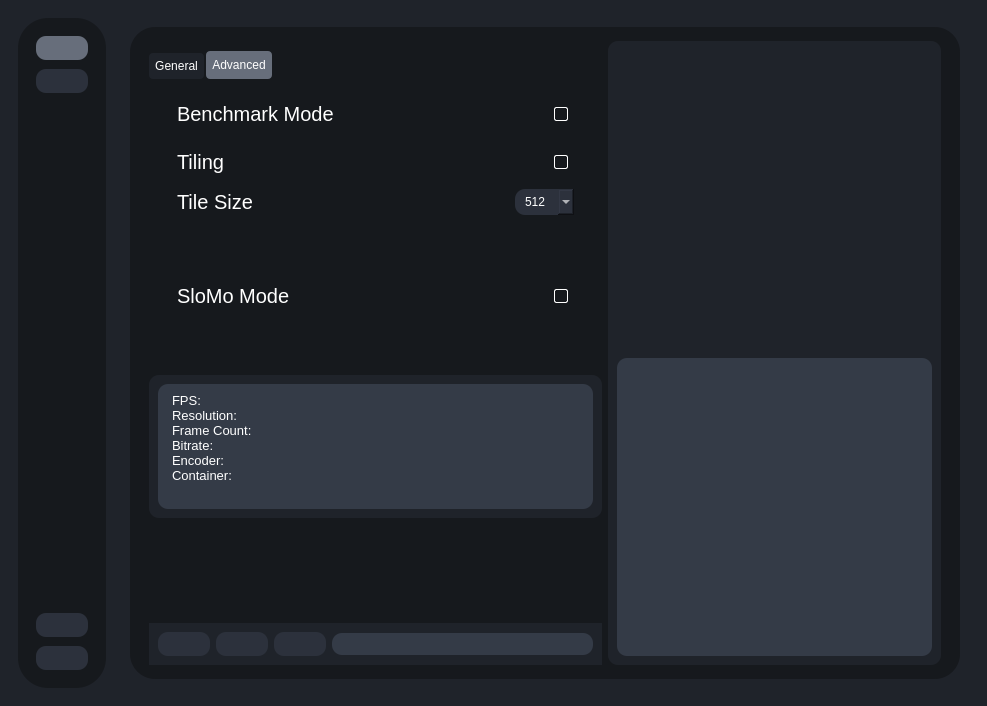
TNTwise/Rife-ESRGAN-App-Linux-QT, file testRVEInterface.ui: the form before one commit.
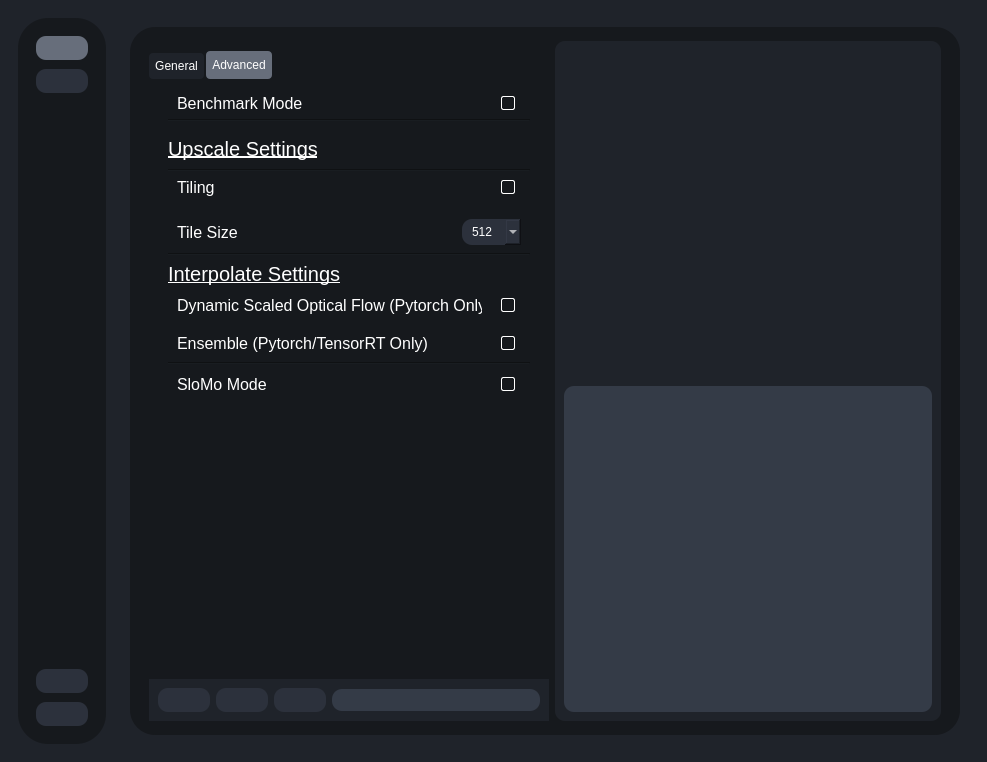
The form after the commit. The open tabs and pages were chosen to show the change. Icons and pictures are not drawn.

Commit message: add dynamic and ensemble in gui

The edit to the form file:
```diff
--- a/testRVEInterface.ui
+++ b/testRVEInterface.ui
@@ -7,7 +7,7 @@
     <x>0</x>
     <y>0</y>
     <width>987</width>
-    <height>706</height>
+    <height>762</height>
    </rect>
   </property>
   <property name="windowTitle">
@@ -601,7 +601,7 @@
                 </property>
                 <property name="maximumSize">
                  <size>
-                  <width>16000</width>
+                  <width>400</width>
                   <height>16777215</height>
                  </size>
                 </property>
@@ -629,6 +629,18 @@
                  </property>
                  <item>
                   <widget class="QTabWidget" name="processSettingsContainer">
+                   <property name="sizePolicy">
+                    <sizepolicy hsizetype="MinimumExpanding" vsizetype="MinimumExpanding">
+                     <horstretch>0</horstretch>
+                     <verstretch>0</verstretch>
+                    </sizepolicy>
+                   </property>
+                   <property name="maximumSize">
+                    <size>
+                     <width>1677215</width>
+                     <height>16777215</height>
+                    </size>
+                   </property>
                    <property name="currentIndex">
                     <number>0</number>
                    </property>
@@ -928,6 +940,106 @@
                        </layout>
                       </widget>
                      </item>
+                     <item>
+                      <widget class="QWidget" name="widget_2" native="true">
+                       <property name="maximumSize">
+                        <size>
+                         <width>16000</width>
+                         <height>150</height>
+                        </size>
+                       </property>
+                       <property name="styleSheet">
+                        <string notr="true">QWidget{
+background-color:#1f232a;
+border-radius:10px;
+}
+</string>
+                       </property>
+                       <layout class="QHBoxLayout" name="horizontalLayout_26">
+                        <item>
+                         <widget class="QTextEdit" name="videoInfoTextEdit">
+                          <property name="enabled">
+                           <bool>true</bool>
+                          </property>
+                          <property name="sizePolicy">
+                           <sizepolicy hsizetype="MinimumExpanding" vsizetype="Expanding">
+                            <horstretch>0</horstretch>
+                            <verstretch>0</verstretch>
+                           </sizepolicy>
+                          </property>
+                          <property name="minimumSize">
+                           <size>
+                            <width>0</width>
+                            <height>125</height>
+                           </size>
+                          </property>
+                          <property name="maximumSize">
+                           <size>
+                            <width>16777215</width>
+                            <height>125</height>
+                           </size>
+                          </property>
+                          <property name="accessibleDescription">
+                           <string notr="true"/>
+                          </property>
+                          <property name="styleSheet">
+                           <string notr="true">QTextEdit{
+background-color:#343b47;
+color:white;
+}
+QTextEdit:disabled{color:white;}</string>
+                          </property>
+                          <property name="verticalScrollBarPolicy">
+                           <enum>Qt::ScrollBarPolicy::ScrollBarAlwaysOff</enum>
+                          </property>
+                          <property name="horizontalScrollBarPolicy">
+                           <enum>Qt::ScrollBarPolicy::ScrollBarAlwaysOff</enum>
+                          </property>
+                          <property name="sizeAdjustPolicy">
+                           <enum>QAbstractScrollArea::SizeAdjustPolicy::AdjustToContents</enum>
+                          </property>
+                          <property name="lineWrapMode">
+                           <enum>QTextEdit::LineWrapMode::NoWrap</enum>
+                          </property>
+                          <property name="readOnly">
+                           <bool>true</bool>
+                          </property>
+                          <property name="html">
+                           <string notr="true">&lt;!DOCTYPE HTML PUBLIC &quot;-//W3C//DTD HTML 4.0//EN&quot; &quot;http://www.w3.org/TR/REC-html40/strict.dtd&quot;&gt;
+&lt;html&gt;&lt;head&gt;&lt;meta name=&quot;qrichtext&quot; content=&quot;1&quot; /&gt;&lt;meta charset=&quot;utf-8&quot; /&gt;&lt;style type=&quot;text/css&quot;&gt;
+p, li { white-space: pre-wrap; }
+hr { height: 1px; border-width: 0; }
+li.unchecked::marker { content: &quot;\2610&quot;; }
+li.checked::marker { content: &quot;\2612&quot;; }
+&lt;/style&gt;&lt;/head&gt;&lt;body style=&quot; font-family:'Noto Sans'; font-size:10pt; font-weight:400; font-style:normal;&quot;&gt;
+&lt;p style=&quot; margin-top:0px; margin-bottom:0px; margin-left:0px; margin-right:0px; -qt-block-indent:0; text-indent:0px;&quot;&gt;&lt;span style=&quot; font-family:'Sans Serif';&quot;&gt;FPS:&lt;/span&gt;&lt;/p&gt;
+&lt;p style=&quot; margin-top:0px; margin-bottom:0px; margin-left:0px; margin-right:0px; -qt-block-indent:0; text-indent:0px;&quot;&gt;&lt;span style=&quot; font-family:'Sans Serif';&quot;&gt;Resolution:&lt;/span&gt;&lt;/p&gt;
+&lt;p style=&quot; margin-top:0px; margin-bottom:0px; margin-left:0px; margin-right:0px; -qt-block-indent:0; text-indent:0px;&quot;&gt;&lt;span style=&quot; font-family:'Sans Serif';&quot;&gt;Frame Count:&lt;/span&gt;&lt;/p&gt;
+&lt;p style=&quot; margin-top:0px; margin-bottom:0px; margin-left:0px; margin-right:0px; -qt-block-indent:0; text-indent:0px;&quot;&gt;&lt;span style=&quot; font-family:'Sans Serif';&quot;&gt;Bitrate:&lt;/span&gt;&lt;/p&gt;
+&lt;p style=&quot; margin-top:0px; margin-bottom:0px; margin-left:0px; margin-right:0px; -qt-block-indent:0; text-indent:0px;&quot;&gt;&lt;span style=&quot; font-family:'Sans Serif';&quot;&gt;Encoder:&lt;/span&gt;&lt;/p&gt;
+&lt;p style=&quot; margin-top:0px; margin-bottom:0px; margin-left:0px; margin-right:0px; -qt-block-indent:0; text-indent:0px;&quot;&gt;&lt;span style=&quot; font-family:'Sans Serif';&quot;&gt;Container:&lt;/span&gt;&lt;/p&gt;&lt;/body&gt;&lt;/html&gt;</string>
+                          </property>
+                         </widget>
+                        </item>
+                       </layout>
+                      </widget>
+                     </item>
+                     <item>
+                      <spacer name="verticalSpacer_3">
+                       <property name="orientation">
+                        <enum>Qt::Orientation::Vertical</enum>
+                       </property>
+                       <property name="sizeType">
+                        <enum>QSizePolicy::Policy::Fixed</enum>
+                       </property>
+                       <property name="sizeHint" stdset="0">
+                        <size>
+                         <width>20</width>
+                         <height>10</height>
+                        </size>
+                       </property>
+                      </spacer>
+                     </item>
                     </layout>
                    </widget>
                    <widget class="QWidget" name="tab">
@@ -937,12 +1049,33 @@
                     <layout class="QVBoxLayout" name="verticalLayout_10">
                      <item>
                       <widget class="QWidget" name="widget_6" native="true">
+                       <property name="sizePolicy">
+                        <sizepolicy hsizetype="Preferred" vsizetype="Fixed">
+                         <horstretch>0</horstretch>
+                         <verstretch>0</verstretch>
+                        </sizepolicy>
+                       </property>
                        <layout class="QHBoxLayout" name="horizontalLayout_15">
+                        <property name="spacing">
+                         <number>6</number>
+                        </property>
+                        <property name="leftMargin">
+                         <number>9</number>
+                        </property>
+                        <property name="topMargin">
+                         <number>0</number>
+                        </property>
+                        <property name="rightMargin">
+                         <number>9</number>
+                        </property>
+                        <property name="bottomMargin">
+                         <number>0</number>
+                        </property>
                         <item>
                          <widget class="QLabel" name="label_18">
                           <property name="font">
                            <font>
-                            <pointsize>15</pointsize>
+                            <pointsize>12</pointsize>
                            </font>
                           </property>
                           <property name="toolTip">
@@ -1004,6 +1137,13 @@
                        </layout>
                       </widget>
                      </item>
+                     <item>
+                      <widget class="Line" name="line_2">
+                       <property name="orientation">
+                        <enum>Qt::Orientation::Horizontal</enum>
+                       </property>
+                      </widget>
+                     </item>
                      <item>
                       <widget class="QWidget" name="upscaleContainer" native="true">
                        <property name="minimumSize">
@@ -1013,6 +1153,41 @@
                         </size>
                        </property>
                        <layout class="QVBoxLayout" name="verticalLayout_16">
+                        <property name="spacing">
+                         <number>0</number>
+                        </property>
+                        <property name="leftMargin">
+                         <number>0</number>
+                        </property>
+                        <property name="topMargin">
+                         <number>0</number>
+                        </property>
+                        <property name="rightMargin">
+                         <number>0</number>
+                        </property>
+                        <property name="bottomMargin">
+                         <number>0</number>
+                        </property>
+                        <item>
+                         <widget class="QLabel" name="label_40">
+                          <property name="font">
+                           <font>
+                            <pointsize>15</pointsize>
+                            <underline>true</underline>
+                           </font>
+                          </property>
+                          <property name="text">
+                           <string>Upscale Settings</string>
+                          </property>
+                         </widget>
+                        </item>
+                        <item>
+                         <widget class="Line" name="line">
+                          <property name="orientation">
+                           <enum>Qt::Orientation::Horizontal</enum>
+                          </property>
+                         </widget>
+                        </item>
                         <item>
                          <widget class="QWidget" name="tilingContainer" native="true">
                           <layout class="QHBoxLayout" name="horizontalLayout_16">
@@ -1020,13 +1195,13 @@
                             <number>6</number>
                            </property>
                            <property name="leftMargin">
-                            <number>0</number>
+                            <number>9</number>
                            </property>
                            <property name="topMargin">
                             <number>0</number>
                            </property>
                            <property name="rightMargin">
-                            <number>0</number>
+                            <number>9</number>
                            </property>
                            <property name="bottomMargin">
                             <number>9</number>
@@ -1035,7 +1210,7 @@
                             <widget class="QLabel" name="label_33">
                              <property name="font">
                               <font>
-                               <pointsize>15</pointsize>
+                               <pointsize>12</pointsize>
                               </font>
                              </property>
                              <property name="text">
@@ -1092,16 +1267,16 @@
                          <widget class="QWidget" name="tileSizeContainer" native="true">
                           <layout class="QHBoxLayout" name="horizontalLayout_18">
                            <property name="spacing">
-                            <number>0</number>
+                            <number>6</number>
                            </property>
                            <property name="leftMargin">
-                            <number>0</number>
+                            <number>9</number>
                            </property>
                            <property name="topMargin">
                             <number>0</number>
                            </property>
                            <property name="rightMargin">
-                            <number>0</number>
+                            <number>9</number>
                            </property>
                            <property name="bottomMargin">
                             <number>0</number>
@@ -1110,7 +1285,7 @@
                             <widget class="QLabel" name="label_32">
                              <property name="font">
                               <font>
-                               <pointsize>15</pointsize>
+                               <pointsize>12</pointsize>
                               </font>
                              </property>
                              <property name="text">
@@ -1164,87 +1339,238 @@
                          </widget>
                         </item>
                         <item>
-                         <spacer name="verticalSpacer_6">
+                         <widget class="Line" name="line_4">
                           <property name="orientation">
-                           <enum>Qt::Orientation::Vertical</enum>
+                           <enum>Qt::Orientation::Horizontal</enum>
                           </property>
-                          <property name="sizeHint" stdset="0">
-                           <size>
-                            <width>20</width>
-                            <height>40</height>
-                           </size>
-                          </property>
-                         </spacer>
+                         </widget>
                         </item>
                        </layout>
                       </widget>
                      </item>
                      <item>
-                      <layout class="QHBoxLayout" name="interpolateContainer">
-                       <item>
-                        <widget class="QWidget" name="sloMoModeContainer" native="true">
-                         <layout class="QHBoxLayout" name="horizontalLayout_31">
-                          <item>
-                           <widget class="QLabel" name="label_36">
-                            <property name="font">
-                             <font>
-                              <pointsize>15</pointsize>
-                             </font>
-                            </property>
-                            <property name="text">
-                             <string>SloMo Mode</string>
-                            </property>
-                           </widget>
-                          </item>
-                          <item>
-                           <spacer name="horizontalSpacer_16">
-                            <property name="orientation">
-                             <enum>Qt::Orientation::Horizontal</enum>
-                            </property>
-                            <property name="sizeHint" stdset="0">
-                             <size>
-                              <width>226</width>
-                              <height>20</height>
-                             </size>
-                            </property>
-                           </spacer>
-                          </item>
-                          <item>
-                           <widget class="QLabel" name="label_39">
-                            <property name="maximumSize">
-                             <size>
-                              <width>25</width>
-                              <height>25</height>
-                             </size>
-                            </property>
-                            <property name="toolTip">
-                             <string>&lt;html&gt;&lt;head/&gt;&lt;body&gt;&lt;p&gt;Increase video length instead of framerate when interpolating.&lt;/p&gt;&lt;p&gt;Audio and Subtitles will not be transfered to output video.&lt;/p&gt;&lt;/body&gt;&lt;/html&gt;</string>
-                            </property>
-                            <property name="text">
-                             <string/>
-                            </property>
-                            <property name="pixmap">
-                             <pixmap resource="resources.qrc">:/icons/icons/info.svg</pixmap>
-                            </property>
-                            <property name="scaledContents">
-                             <bool>true</bool>
-                            </property>
-                           </widget>
-                          </item>
-                          <item>
-                           <widget class="QCheckBox" name="sloMoModeCheckBox">
-                            <property name="text">
-                             <string/>
-                            </property>
-                           </widget>
-                          </item>
-                         </layout>
-                        </widget>
-                       </item>
-                      </layout>
+                      <widget class="QWidget" name="interpolateContainer_2" native="true">
+                       <layout class="QVBoxLayout" name="interpolateContainer">
+                        <property name="spacing">
+                         <number>0</number>
+                        </property>
+                        <property name="leftMargin">
+                         <number>0</number>
+                        </property>
+                        <property name="topMargin">
+                         <number>0</number>
+                        </property>
+                        <property name="rightMargin">
+                         <number>0</number>
+                        </property>
+                        <property name="bottomMargin">
+                         <number>0</number>
+                        </property>
+                        <item>
+                         <widget class="QLabel" name="label_42">
+                          <property name="font">
+                           <font>
+                            <pointsize>15</pointsize>
+                            <underline>true</underline>
+                           </font>
+                          </property>
+                          <property name="text">
+                           <string>Interpolate Settings</string>
+                          </property>
+                         </widget>
+                        </item>
+                        <item>
+                         <widget class="QWidget" name="sloMoModeContainer_5" native="true">
+                          <layout class="QHBoxLayout" name="horizontalLayout_53">
+                           <item>
+                            <widget class="QLabel" name="label_70">
+                             <property name="font">
+                              <font>
+                               <pointsize>12</pointsize>
+                              </font>
+                             </property>
+                             <property name="text">
+                              <string>Dynamic Scaled Optical Flow (Pytorch Only)</string>
+                             </property>
+                            </widget>
+                           </item>
+                           <item>
+                            <spacer name="horizontalSpacer_26">
+                             <property name="orientation">
+                              <enum>Qt::Orientation::Horizontal</enum>
+                             </property>
+                             <property name="sizeHint" stdset="0">
+                              <size>
+                               <width>226</width>
+                               <height>20</height>
+                              </size>
+                             </property>
+                            </spacer>
+                           </item>
+                           <item>
+                            <widget class="QLabel" name="label_71">
+                             <property name="maximumSize">
+                              <size>
+                               <width>25</width>
+                               <height>25</height>
+                              </size>
+                             </property>
+                             <property name="toolTip">
+                              <string>&lt;html&gt;&lt;head/&gt;&lt;body&gt;&lt;p&gt;Scales optical flow based on the difference between frames.&lt;/p&gt;&lt;p&gt;Helps with anime interpolation.&lt;/p&gt;&lt;/body&gt;&lt;/html&gt;</string>
+                             </property>
+                             <property name="text">
+                              <string/>
+                             </property>
+                             <property name="pixmap">
+                              <pixmap resource="resources.qrc">:/icons/icons/info.svg</pixmap>
+                             </property>
+                             <property name="scaledContents">
+                              <bool>true</bool>
+                             </property>
+                            </widget>
+                           </item>
+                           <item>
+                            <widget class="QCheckBox" name="dynamicScaledOpticalFlowCheckBox">
+                             <property name="text">
+                              <string/>
+                             </property>
+                            </widget>
+                           </item>
+                          </layout>
+                         </widget>
+                        </item>
+                        <item>
+                         <widget class="QWidget" name="sloMoModeContainer_4" native="true">
+                          <layout class="QHBoxLayout" name="horizontalLayout_52">
+                           <item>
+                            <widget class="QLabel" name="label_68">
+                             <property name="font">
+                              <font>
+                               <pointsize>12</pointsize>
+                              </font>
+                             </property>
+                             <property name="text">
+                              <string>Ensemble (Pytorch/TensorRT Only)</string>
+                             </property>
+                            </widget>
+                           </item>
+                           <item>
+                            <spacer name="horizontalSpacer_25">
+                             <property name="orientation">
+                              <enum>Qt::Orientation::Horizontal</enum>
+                             </property>
+                             <property name="sizeHint" stdset="0">
+                              <size>
+                               <width>226</width>
+                               <height>20</height>
+                              </size>
+                             </property>
+                            </spacer>
+                           </item>
+                           <item>
+                            <widget class="QLabel" name="label_69">
+                             <property name="maximumSize">
+                              <size>
+                               <width>25</width>
+                               <height>25</height>
+                              </size>
+                             </property>
+                             <property name="toolTip">
+                              <string>&lt;html&gt;&lt;head/&gt;&lt;body&gt;&lt;p&gt;Ensembles flow, can produce better results.&lt;/p&gt;&lt;p&gt;Only compadible with older RIFE models and GMFSS&lt;/p&gt;&lt;/body&gt;&lt;/html&gt;</string>
+                             </property>
+                             <property name="text">
+                              <string/>
+                             </property>
+                             <property name="pixmap">
+                              <pixmap resource="resources.qrc">:/icons/icons/info.svg</pixmap>
+                             </property>
+                             <property name="scaledContents">
+                              <bool>true</bool>
+                             </property>
+                            </widget>
+                           </item>
+                           <item>
+                            <widget class="QCheckBox" name="ensembleCheckBox">
+                             <property name="text">
+                              <string/>
+                             </property>
+                            </widget>
+                           </item>
+                          </layout>
+                         </widget>
+                        </item>
+                        <item>
+                         <widget class="Line" name="line_5">
+                          <property name="orientation">
+                           <enum>Qt::Orientation::Horizontal</enum>
+                          </property>
+                         </widget>
+                        </item>
+                        <item>
+                         <widget class="QWidget" name="sloMoModeContainer" native="true">
+                          <layout class="QHBoxLayout" name="horizontalLayout_31">
+                           <item>
+                            <widget class="QLabel" name="label_36">
+                             <property name="font">
+                              <font>
+                               <pointsize>12</pointsize>
+                              </font>
+                             </property>
+                             <property name="text">
+                              <string>SloMo Mode</string>
+                             </property>
+                            </widget>
+                           </item>
+                           <item>
+                            <spacer name="horizontalSpacer_16">
+                             <property name="orientation">
+                              <enum>Qt::Orientation::Horizontal</enum>
+                             </property>
+                             <property name="sizeHint" stdset="0">
+                              <size>
+                               <width>226</width>
+                               <height>20</height>
+                              </size>
+                             </property>
+                            </spacer>
+                           </item>
+                           <item>
+                            <widget class="QLabel" name="label_39">
+                             <property name="maximumSize">
+                              <size>
+                               <width>25</width>
+                               <height>25</height>
+                              </size>
+                             </property>
+                             <property name="toolTip">
+                              <string>&lt;html&gt;&lt;head/&gt;&lt;body&gt;&lt;p&gt;Increase video length instead of framerate when interpolating.&lt;/p&gt;&lt;p&gt;Audio and Subtitles will not be transfered to output video.&lt;/p&gt;&lt;/body&gt;&lt;/html&gt;</string>
+                             </property>
+                             <property name="text">
+                              <string/>
+                             </property>
+                             <property name="pixmap">
+                              <pixmap resource="resources.qrc">:/icons/icons/info.svg</pixmap>
+                             </property>
+                             <property name="scaledContents">
+                              <bool>true</bool>
+                             </property>
+                            </widget>
+                           </item>
+                           <item>
+                            <widget class="QCheckBox" name="sloMoModeCheckBox">
+                             <property name="text">
+                              <string/>
+                             </property>
+                            </widget>
+                           </item>
+                          </layout>
+                         </widget>
+                        </item>
+                       </layout>
+                      </widget>
                      </item>
                      <item>
-                      <spacer name="verticalSpacer_4">
+                      <spacer name="verticalSpacer_2">
                        <property name="orientation">
                         <enum>Qt::Orientation::Vertical</enum>
                        </property>
@@ -1260,108 +1586,14 @@
                    </widget>
                   </widget>
                  </item>
-                 <item>
-                  <widget class="QWidget" name="widget_2" native="true">
-                   <property name="maximumSize">
-                    <size>
-                     <width>16000</width>
-                     <height>150</height>
-                    </size>
-                   </property>
-                   <property name="styleSheet">
-                    <string notr="true">QWidget{
-background-color:#1f232a;
-border-radius:10px;
-}
-</string>
-                   </property>
-                   <layout class="QHBoxLayout" name="horizontalLayout_26">
-                    <item>
-                     <widget class="QTextEdit" name="videoInfoTextEdit">
-                      <property name="enabled">
-                       <bool>true</bool>
-                      </property>
-                      <property name="sizePolicy">
-                       <sizepolicy hsizetype="MinimumExpanding" vsizetype="Expanding">
-                        <horstretch>0</horstretch>
-                        <verstretch>0</verstretch>
-                       </sizepolicy>
-                      </property>
-                      <property name="minimumSize">
-                       <size>
-                        <width>0</width>
-                        <height>125</height>
-                       </size>
-                      </property>
-                      <property name="maximumSize">
-                       <size>
-                        <width>16777215</width>
-                        <height>125</height>
-                       </size>
-                      </property>
-                      <property name="accessibleDescription">
-                       <string notr="true"/>
-                      </property>
-                      <property name="styleSheet">
-                       <string notr="true">QTextEdit{
-background-color:#343b47;
-color:white;
-}
-QTextEdit:disabled{color:white;}</string>
-                      </property>
-                      <property name="verticalScrollBarPolicy">
-                       <enum>Qt::ScrollBarPolicy::ScrollBarAlwaysOff</enum>
-                      </property>
-                      <property name="horizontalScrollBarPolicy">
-                       <enum>Qt::ScrollBarPolicy::ScrollBarAlwaysOff</enum>
-                      </property>
-                      <property name="sizeAdjustPolicy">
-                       <enum>QAbstractScrollArea::SizeAdjustPolicy::AdjustToContents</enum>
-                      </property>
-                      <property name="lineWrapMode">
-                       <enum>QTextEdit::LineWrapMode::NoWrap</enum>
-                      </property>
-                      <property name="readOnly">
-                       <bool>true</bool>
-                      </property>
-                      <property name="html">
-                       <string notr="true">&lt;!DOCTYPE HTML PUBLIC &quot;-//W3C//DTD HTML 4.0//EN&quot; &quot;http://www.w3.org/TR/REC-html40/strict.dtd&quot;&gt;
-&lt;html&gt;&lt;head&gt;&lt;meta name=&quot;qrichtext&quot; content=&quot;1&quot; /&gt;&lt;meta charset=&quot;utf-8&quot; /&gt;&lt;style type=&quot;text/css&quot;&gt;
-p, li { white-space: pre-wrap; }
-hr { height: 1px; border-width: 0; }
-li.unchecked::marker { content: &quot;\2610&quot;; }
-li.checked::marker { content: &quot;\2612&quot;; }
-&lt;/style&gt;&lt;/head&gt;&lt;body style=&quot; font-family:'Noto Sans'; font-size:10pt; font-weight:400; font-style:normal;&quot;&gt;
-&lt;p style=&quot; margin-top:0px; margin-bottom:0px; margin-left:0px; margin-right:0px; -qt-block-indent:0; text-indent:0px;&quot;&gt;&lt;span style=&quot; font-family:'Sans Serif';&quot;&gt;FPS:&lt;/span&gt;&lt;/p&gt;
-&lt;p style=&quot; margin-top:0px; margin-bottom:0px; margin-left:0px; margin-right:0px; -qt-block-indent:0; text-indent:0px;&quot;&gt;&lt;span style=&quot; font-family:'Sans Serif';&quot;&gt;Resolution:&lt;/span&gt;&lt;/p&gt;
-&lt;p style=&quot; margin-top:0px; margin-bottom:0px; margin-left:0px; margin-right:0px; -qt-block-indent:0; text-indent:0px;&quot;&gt;&lt;span style=&quot; font-family:'Sans Serif';&quot;&gt;Frame Count:&lt;/span&gt;&lt;/p&gt;
-&lt;p style=&quot; margin-top:0px; margin-bottom:0px; margin-left:0px; margin-right:0px; -qt-block-indent:0; text-indent:0px;&quot;&gt;&lt;span style=&quot; font-family:'Sans Serif';&quot;&gt;Bitrate:&lt;/span&gt;&lt;/p&gt;
-&lt;p style=&quot; margin-top:0px; margin-bottom:0px; margin-left:0px; margin-right:0px; -qt-block-indent:0; text-indent:0px;&quot;&gt;&lt;span style=&quot; font-family:'Sans Serif';&quot;&gt;Encoder:&lt;/span&gt;&lt;/p&gt;
-&lt;p style=&quot; margin-top:0px; margin-bottom:0px; margin-left:0px; margin-right:0px; -qt-block-indent:0; text-indent:0px;&quot;&gt;&lt;span style=&quot; font-family:'Sans Serif';&quot;&gt;Container:&lt;/span&gt;&lt;/p&gt;&lt;/body&gt;&lt;/html&gt;</string>
-                      </property>
-                     </widget>
-                    </item>
-                   </layout>
-                  </widget>
-                 </item>
-                 <item>
-                  <spacer name="verticalSpacer_2">
-                   <property name="orientation">
-                    <enum>Qt::Orientation::Vertical</enum>
-                   </property>
-                   <property name="sizeType">
-                    <enum>QSizePolicy::Policy::MinimumExpanding</enum>
-                   </property>
-                   <property name="sizeHint" stdset="0">
-                    <size>
-                     <width>20</width>
-                     <height>0</height>
-                    </size>
-                   </property>
-                  </spacer>
-                 </item>
                  <item>
                   <widget class="QWidget" name="bottomMenuSubContainer" native="true">
+                   <property name="sizePolicy">
+                    <sizepolicy hsizetype="MinimumExpanding" vsizetype="Preferred">
+                     <horstretch>0</horstretch>
+                     <verstretch>0</verstretch>
+                    </sizepolicy>
+                   </property>
                    <property name="minimumSize">
                     <size>
                      <width>0</width>
@@ -1512,7 +1744,7 @@
               <item row="0" column="1">
                <widget class="QWidget" name="processInfoContainer" native="true">
                 <property name="sizePolicy">
-                 <sizepolicy hsizetype="MinimumExpanding" vsizetype="Preferred">
+                 <sizepolicy hsizetype="Expanding" vsizetype="Expanding">
                   <horstretch>0</horstretch>
                   <verstretch>0</verstretch>
                  </sizepolicy>
@@ -1626,7 +1858,7 @@
                     <item>
                      <widget class="QTextEdit" name="renderOutput">
                       <property name="sizePolicy">
-                       <sizepolicy hsizetype="MinimumExpanding" vsizetype="Expanding">
+                       <sizepolicy hsizetype="Minimum" vsizetype="Expanding">
                         <horstretch>0</horstretch>
                         <verstretch>0</verstretch>
                        </sizepolicy>
```
Left out of the diff: 100 changed lines with no effect on the pictures. The commit also changes 2 other files.
